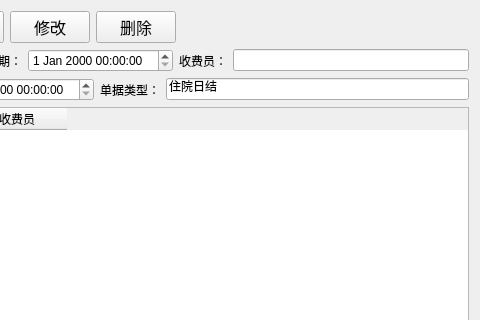
Above: hospitalisationdailyreport.ui from histest/his before the change; both pictures show x 345 to 825 and y 0 to 320 of the 825 by 550 pixel window. Below: the same form after it.
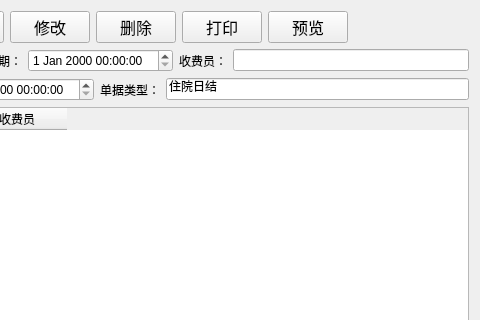
That is the form after the change.

Patch:
```diff
--- a/hospitalisationdailyreport.ui
+++ b/hospitalisationdailyreport.ui
@@ -94,6 +94,32 @@
        </property>
       </widget>
      </item>
+     <item>
+      <widget class="QPushButton" name="printButton">
+       <property name="font">
+        <font>
+         <family>Agency FB</family>
+         <pointsize>12</pointsize>
+        </font>
+       </property>
+       <property name="text">
+        <string>打印</string>
+       </property>
+      </widget>
+     </item>
+     <item>
+      <widget class="QPushButton" name="previewButton">
+       <property name="font">
+        <font>
+         <family>Agency FB</family>
+         <pointsize>12</pointsize>
+        </font>
+       </property>
+       <property name="text">
+        <string>预览</string>
+       </property>
+      </widget>
+     </item>
      <item>
       <spacer name="horizontalSpacer_7">
        <property name="orientation">
```
